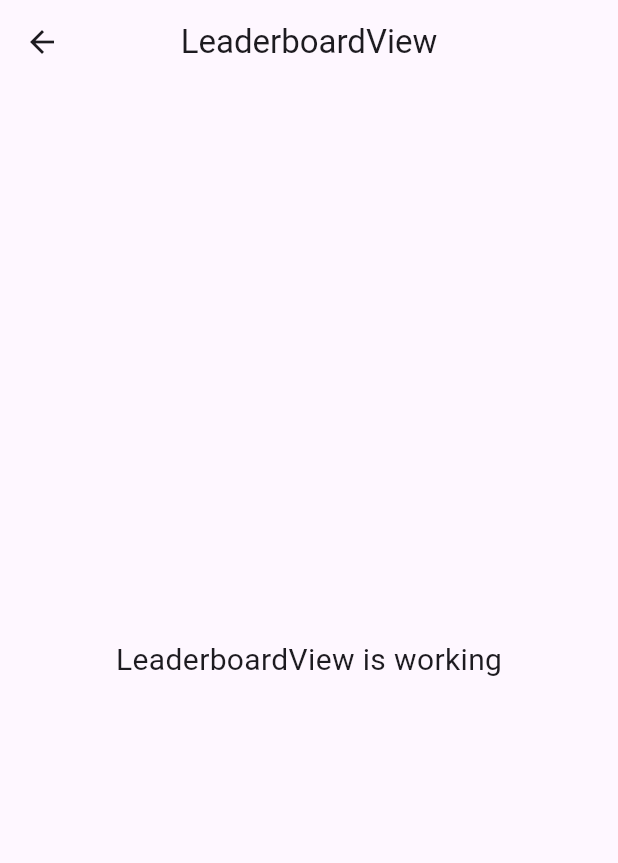
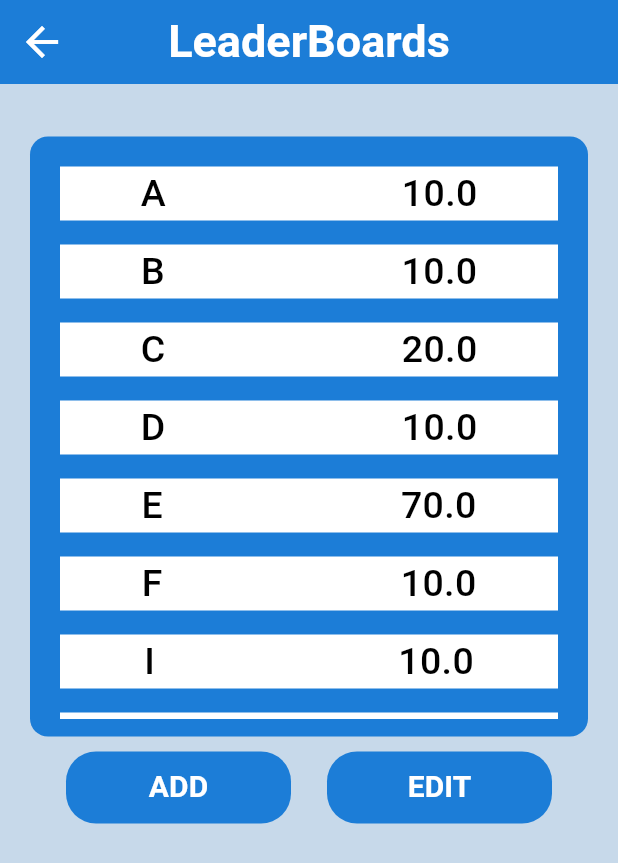
Before and after one commit to Hackdata2024/12-ch, a Flutter app: the LeaderboardView screen opened by its route, on a phone screen of 412 x 824 dp. Shown: the top 863 px of the screen. Run offline on Flutter 3.47's test engine with Material 3 defaults, Android fonts, the phone set to English and light mode, and no system bars; our stand-ins replace dropdown_button2, get, google_fonts.

Commit message:
leaderboard

```diff
--- a/lib/app/modules/leaderboard/views/leaderboard_view.dart
+++ b/lib/app/modules/leaderboard/views/leaderboard_view.dart
@@ -1,3 +1,5 @@
+import 'package:acadease/models/leaderboards_model.dart';
+import 'package:acadease/widgets/leaderboardscroll.dart';
 import 'package:flutter/material.dart';
 
 import 'package:get/get.dart';
@@ -9,16 +11,80 @@ class LeaderboardView extends GetView<LeaderboardController> {
   @override
   Widget build(BuildContext context) {
     return Scaffold(
+      backgroundColor: Color(0xfffC7D9EA),
       appBar: AppBar(
-        title: const Text('LeaderboardView'),
+        leading: Icon(Icons.arrow_back,color: Colors.white,size:32),
+        backgroundColor: Color(0xfff1C7DD7),
+        title: const Text(
+          'LeaderBoards',
+          style: TextStyle(
+              color: Colors.white, fontSize: 30, fontWeight: FontWeight.bold),
+        ),
         centerTitle: true,
       ),
-      body: const Center(
-        child: Text(
-          'LeaderboardView is working',
-          style: TextStyle(fontSize: 20),
-        ),
-      ),
+      body:  Center(
+          child: Padding(
+            padding: const EdgeInsets.symmetric(horizontal: 20,vertical: 15),
+            child: Column(
+                    children: [
+            SizedBox(height: 10,),
+            //Leader design
+                    //  Stack(
+                    //    alignment: AlignmentDirectional.bottomEnd,
+                    //    children: [
+                    //     Image.asset('assets/pngegg(2).png'),
+                    //     Positioned(
+                    //       bottom: 0,
+
+
+
+
+
+                    //       child: Container(
+                    //                  padding: EdgeInsets.all(12),
+                    //                  height: 200,
+                    //                  width: MediaQuery.of(context).size.width,
+                    //                  decoration: BoxDecoration(
+                    //                    color: Color(0xfff1C7DD7),
+                    //                    borderRadius: BorderRadius.circular(12)
+                    //                  ),
+                    //                              ),
+                    //     ),
+                    // ],),
+            //Rank list column ..
+            SizedBox(height: 10,),
+
+
+            //Leader design
+                     Container(
+                  child:  Leaderscroll(leaderModel: LeaderBoardsData),
+            padding: EdgeInsets.all(12),
+            height: 400,
+            width: MediaQuery.of(context).size.width,
+            decoration: BoxDecoration(
+              color: Color(0xfff1C7DD7),
+              borderRadius: BorderRadius.circular(12)
+            ),
+                     ),
+            SizedBox(height: 10,),
+            //row Button..
+            Row(
+              mainAxisAlignment: MainAxisAlignment.spaceEvenly,
+              children: [
+                Container(width: 150,child: TextButton(onPressed: (){}, child: Text('ADD',style: TextStyle(color: Colors.white,fontSize: 20,fontWeight: FontWeight.bold)),),decoration: BoxDecoration(
+                  color: Color(0xfff1C7DD7),
+                  borderRadius: BorderRadius.circular(20)
+                ),),
+                Container(width: 150,child: TextButton(onPressed: (){}, child: Text('EDIT',style: TextStyle(color: Colors.white,fontSize: 20,fontWeight: FontWeight.bold)),),decoration: BoxDecoration(
+                  color: Color(0xfff1C7DD7),
+                  borderRadius: BorderRadius.circular(20)
+                ),)
+
+              ],
+            )
+                    ],
+                  ),
+          )),
     );
   }
 }
--- a/lib/main.dart
+++ b/lib/main.dart
@@ -1,6 +1,7 @@
 import 'package:acadease/app/modules/attendance/views/attendance_view.dart';
 import 'package:acadease/app/modules/attendance/views/choose_class.dart';
 import 'package:acadease/app/modules/home/views/home_view.dart';
+import 'package:acadease/app/modules/leaderboard/views/leaderboard_view.dart';
 import 'package:acadease/app/modules/onboarding/views/onboarding_view.dart';
 import 'package:acadease/app/modules/login/views/login_view.dart';
 import 'package:acadease/app/modules/user_choice/views/user_choice_view.dart';
@@ -16,7 +17,7 @@ void main() {
       debugShowCheckedModeBanner: false,
       title: "Application",
       // initialRoute: AppPages.INITIAL,
-      home: UserChoiceView(),
+      home: LeaderboardView(),
       getPages: AppPages.routes,
       // routes: {
       //   'UserChoiceView' : (context) => UserChoiceView(),
--- /dev/null
+++ b/lib/models/leaderboards_model.dart
@@ -0,0 +1,49 @@
+class LeaderBoardsModel {
+  late double totalPoints;
+  late int semester;
+  late String branch;
+  late String name;
+
+  LeaderBoardsModel(
+      {required this.totalPoints,
+      required this.branch,
+      required this.semester,
+      required this.name
+      });
+}
+
+List<LeaderBoardsModel> LeaderBoardsData = [
+ //Hardcoded Dummy data//
+
+
+  LeaderBoardsModel(totalPoints: 10, branch: 'B-tech', semester: 4,name: "A"),
+  LeaderBoardsModel(totalPoints: 10, branch: 'B-tech', semester: 4,name: "B"),
+  LeaderBoardsModel(totalPoints: 20, branch: 'B-tech', semester: 4,name: "C"),
+
+  LeaderBoardsModel(totalPoints: 10, branch: 'B-tech', semester: 3,name: "D"),
+  LeaderBoardsModel(totalPoints: 70, branch: 'Ai/Ml', semester: 8,name: "E"),
+  LeaderBoardsModel(totalPoints: 10, branch: 'B-tech', semester: 4,name: "F"),
+  LeaderBoardsModel(totalPoints: 10, branch: 'B-tech', semester: 2,name: "I"),
+  LeaderBoardsModel(totalPoints: 40, branch: 'Ai/Ml', semester: 3,name: "G"),
+  LeaderBoardsModel(totalPoints: 50, branch: 'B-tech', semester: 2,name: "V"),
+  LeaderBoardsModel(totalPoints: 100, branch: 'B-tech', semester: 1,name: "QQ"),
+
+
+];
+
+// Function LeaderBoardsData.sort((a, b) {
+//     // First, sort by totalPoints in descending order
+//     int totalPointsComparison = b.totalPoints.compareTo(a.totalPoints);
+//     if (totalPointsComparison != 0) {
+//       return totalPointsComparison;
+//     }
+
+//     // If totalPoints are equal, sort by branch in ascending order
+//     int branchComparison = a.branch.compareTo(b.branch);
+//     if (branchComparison != 0) {
+//       return branchComparison;
+//     }
+
+//     // If totalPoints and branch are equal, sort by semester in ascending order
+//     return a.semester.compareTo(b.semester);
+//   })
--- /dev/null
+++ b/lib/widgets/leaderboardscroll.dart
@@ -0,0 +1,20 @@
+import 'package:acadease/models/leaderboards_model.dart';
+import 'package:acadease/widgets/leaderhelping.dart';
+import 'package:flutter/material.dart';
+
+class Leaderscroll extends StatelessWidget {
+  final List<LeaderBoardsModel> leaderModel;
+  Leaderscroll({Key? key, required this.leaderModel}) : super(key: key);
+
+  @override
+  Widget build(BuildContext context) {
+    return ListView.builder(
+        itemCount: leaderModel.length,
+        itemBuilder: (context, index) =>
+            LeaderHelping(leaderModel: leaderModel, index: index),
+
+
+
+    );
+  }
+}
--- /dev/null
+++ b/lib/widgets/leaderhelping.dart
@@ -0,0 +1,45 @@
+import 'package:acadease/models/leaderboards_model.dart';
+import 'package:acadease/widgets/leaderhelping.dart';
+import 'package:flutter/material.dart';
+class LeaderHelping extends StatelessWidget {
+  final List<LeaderBoardsModel> leaderModel;
+  int index;
+  LeaderHelping({Key? key, required this.leaderModel, required this.index})
+      : super(key: key);
+
+  @override
+  Widget build(BuildContext context) {
+    return Padding(
+      padding: const EdgeInsets.all(8.0),
+      child: Container(
+        color: Colors.white,
+        child: Row(
+          mainAxisAlignment: MainAxisAlignment.spaceEvenly,
+          children: [
+            // Student's Name
+            Text(
+              leaderModel[index].name,
+              style: TextStyle(
+                color: Color.fromARGB(255, 0, 0, 0),
+                fontSize: 25,
+                fontWeight: FontWeight.w500,
+              ),
+            ),
+            SizedBox(
+              width: 50,
+            ),
+            // Student's Total_points
+            Text(
+              leaderModel[index].totalPoints.toString(),
+              style: TextStyle(
+                color: Colors.black,
+                fontSize: 25,
+                fontWeight: FontWeight.w500,
+              ),
+            ),
+          ],
+        ),
+      ),
+    );
+  }
+}
```
Also changed, not shown: assets/pngegg(2).png (added).
